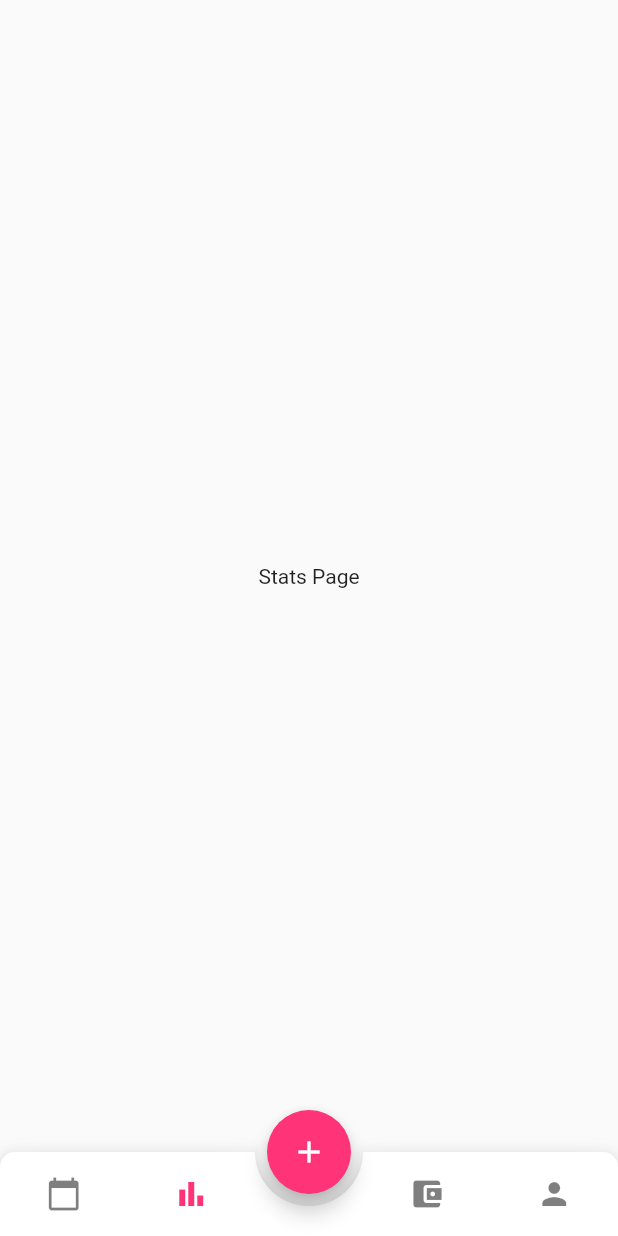
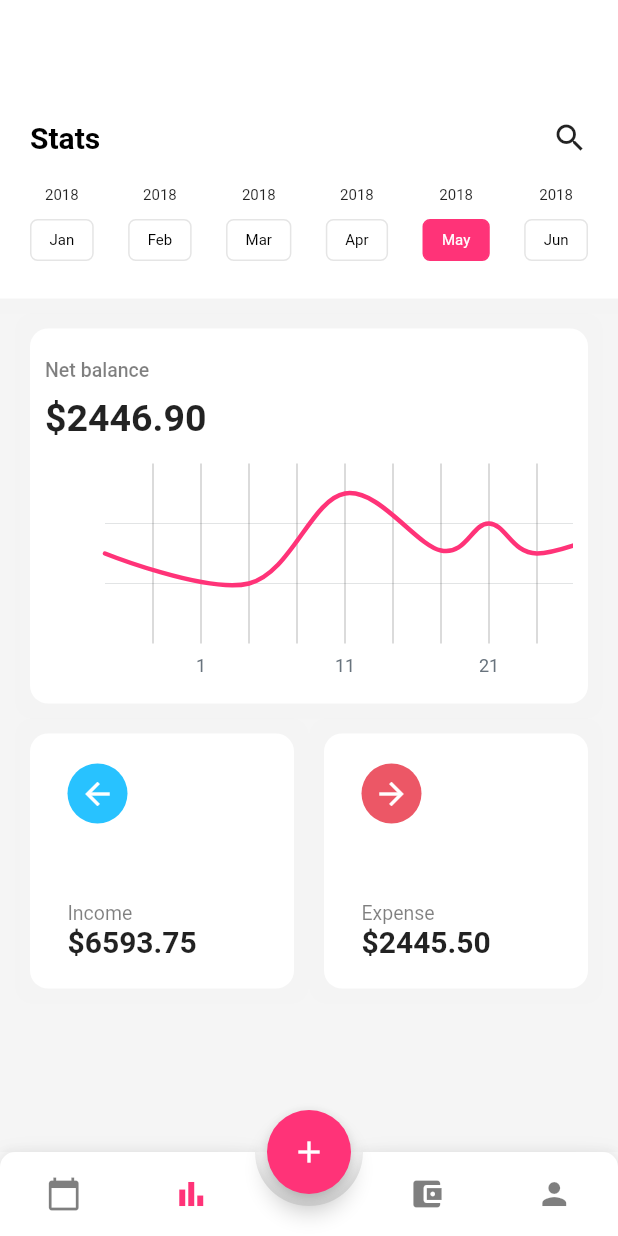
Before and after one commit to swdev77/FlutterTutorials, a Flutter app: the screen it shows after launch, item 2 of the bottom bar chosen, on a phone screen of 412 x 824 dp. Run offline on Flutter 3.47's test engine with Material 2 defaults, Android fonts, the phone set to English and light mode, and no system bars; drawn by our look-alikes of animated_bottom_navigation_bar, fl_chart; our stand-ins replace eva_icons_flutter, flutter_svg, get, percent_indicator.

Commit message:
Stats page implemented

```diff
--- a/budget_tracker/lib/json/day_month.dart
+++ b/budget_tracker/lib/json/day_month.dart
@@ -8,10 +8,10 @@ List days = [
   {"label": "Sat", "day": "4"},
 ];
 List months = [
-  {"label": "2018", "day": "Jan"},
-  {"label": "2018", "day": "Feb"},
-  {"label": "2018", "day": "Mar"},
-  {"label": "2018", "day": "Apr"},
-  {"label": "2018", "day": "May"},
-  {"label": "2018", "day": "Jun"},
+  {"label": "2018", "month": "Jan"},
+  {"label": "2018", "month": "Feb"},
+  {"label": "2018", "month": "Mar"},
+  {"label": "2018", "month": "Apr"},
+  {"label": "2018", "month": "May"},
+  {"label": "2018", "month": "Jun"},
 ];
--- a/budget_tracker/lib/pages/root_app.dart
+++ b/budget_tracker/lib/pages/root_app.dart
@@ -1,5 +1,6 @@
 import 'package:animated_bottom_navigation_bar/animated_bottom_navigation_bar.dart';
 import 'package:budget_tracker/pages/daily_page.dart';
+import 'package:budget_tracker/pages/stats_page.dart';
 import 'package:budget_tracker/theme/colors.dart';
 import 'package:flutter/material.dart';
 
@@ -37,8 +38,7 @@ class _RootAppState extends State<RootApp> {
       index: pageIndex,
       children: [
         DailyPage(),
-        // const Center(child: Text('Daily Page')),
-        const Center(child: Text('Stats Page')),
+        StatsPage(),
         const Center(child: Text('Budget Page')),
         const Center(child: Text('Profile Page')),
         const Center(child: Text('Create budget Page')),
--- /dev/null
+++ b/budget_tracker/lib/pages/stats_page.dart
@@ -0,0 +1,256 @@
+import 'package:budget_tracker/json/day_month.dart';
+import 'package:budget_tracker/theme/colors.dart';
+import 'package:budget_tracker/widget/chart.dart';
+import 'package:fl_chart/fl_chart.dart';
+import 'package:flutter/material.dart';
+
+class StatsPage extends StatefulWidget {
+  const StatsPage({Key? key}) : super(key: key);
+
+  @override
+  _StatsPageState createState() => _StatsPageState();
+}
+
+class _StatsPageState extends State<StatsPage> {
+  int activeMonth = 4;
+  @override
+  Widget build(BuildContext context) {
+    return Scaffold(
+      backgroundColor: grey.withOpacity(0.05),
+      body: getBody(),
+    );
+  }
+
+  Widget getBody() {
+    var size = MediaQuery.of(context).size;
+
+    return SingleChildScrollView(
+      child: Column(
+        children: [
+          Container(
+            decoration: BoxDecoration(
+              color: white,
+              boxShadow: [_getBoxShadow()],
+            ),
+            child: Padding(
+              padding: const EdgeInsets.only(
+                  top: 60, bottom: 25, left: 20, right: 20),
+              child: Column(
+                children: [
+                  _buildTitle(),
+                  const SizedBox(height: 20),
+                  _buildMonths(size.width),
+                ],
+              ),
+            ),
+          ),
+          const SizedBox(height: 20),
+          _buildStatsBody(size.width),
+          const SizedBox(height: 20),
+          _buildCards(size.width),
+        ],
+      ),
+    );
+  }
+
+  Widget _buildTitle() {
+    return Padding(
+      padding: const EdgeInsets.only(top: 20),
+      child: Row(
+        mainAxisAlignment: MainAxisAlignment.spaceBetween,
+        children: const [
+          Text(
+            'Stats',
+            style: TextStyle(
+              fontSize: 20,
+              fontWeight: FontWeight.bold,
+              color: black,
+            ),
+          ),
+          Icon(Icons.search),
+        ],
+      ),
+    );
+  }
+
+  Widget _buildMonths(double sizeWidth) {
+    return Row(
+      mainAxisAlignment: MainAxisAlignment.spaceBetween,
+      children: List.generate(
+        months.length,
+        (index) {
+          return GestureDetector(
+            onTap: () {
+              setState(() {
+                activeMonth = index;
+              });
+            },
+            child: Column(
+              children: [
+                Text(
+                  months[index]['label'],
+                  style: const TextStyle(fontSize: 10),
+                ),
+                const SizedBox(height: 10),
+                Container(
+                  decoration: BoxDecoration(
+                    color: activeMonth == index ? primary : Colors.transparent,
+                    borderRadius: BorderRadius.circular(5),
+                    border: Border.all(
+                      color: activeMonth == index
+                          ? primary
+                          : black.withOpacity(0.1),
+                    ),
+                  ),
+                  child: Padding(
+                    padding: const EdgeInsets.only(
+                        top: 7, bottom: 7, right: 12, left: 12),
+                    child: Text(
+                      months[index]['month'],
+                      style: TextStyle(
+                        fontSize: 10,
+                        color: activeMonth == index ? white : black,
+                      ),
+                    ),
+                  ),
+                )
+              ],
+            ),
+          );
+        },
+      ),
+    );
+  }
+
+  Widget _buildStatsBody(double sizeWidth) {
+    return Padding(
+      padding: const EdgeInsets.only(left: 20, right: 20),
+      child: Container(
+        width: double.infinity,
+        height: 250,
+        decoration: BoxDecoration(
+            color: white,
+            borderRadius: BorderRadius.circular(12),
+            boxShadow: [_getBoxShadow()]),
+        child: Padding(
+          padding: const EdgeInsets.all(10.0),
+          child: Stack(
+            children: [
+              Padding(
+                padding: const EdgeInsets.only(top: 10),
+                child: Column(
+                  crossAxisAlignment: CrossAxisAlignment.start,
+                  children: [
+                    Text(
+                      'Net balance',
+                      style: TextStyle(
+                        fontSize: 13,
+                        fontWeight: FontWeight.w500,
+                        color: black.withOpacity(0.5),
+                      ),
+                    ),
+                    const SizedBox(height: 10),
+                    const Text(
+                      '\$2446.90',
+                      style: TextStyle(
+                        fontSize: 25,
+                        fontWeight: FontWeight.bold,
+                      ),
+                    )
+                  ],
+                ),
+              ),
+              Positioned(
+                bottom: 0,
+                child: SizedBox(
+                  width: sizeWidth - 20,
+                  height: 150,
+                  child: LineChart(mainData()),
+                ),
+              ),
+            ],
+          ),
+        ),
+      ),
+    );
+  }
+
+  Widget _buildCards(double sizeWidth) {
+    List expenses = [
+      {
+        "icon": Icons.arrow_back,
+        "color": blue,
+        "label": "Income",
+        "cost": "\$6593.75"
+      },
+      {
+        "icon": Icons.arrow_forward,
+        "color": red,
+        "label": "Expense",
+        "cost": "\$2445.50"
+      }
+    ];
+
+    return Wrap(
+      spacing: 20,
+      children: List.generate(
+        expenses.length,
+        (index) {
+          return Container(
+            width: (sizeWidth - 60) / 2,
+            height: 170,
+            decoration: BoxDecoration(
+              color: white,
+              borderRadius: BorderRadius.circular(12),
+              boxShadow: [_getBoxShadow()],
+            ),
+            child: Padding(
+              padding: const EdgeInsets.only(
+                  left: 25, right: 25, top: 20, bottom: 20),
+              child: Column(
+                mainAxisAlignment: MainAxisAlignment.spaceBetween,
+                crossAxisAlignment: CrossAxisAlignment.start,
+                children: [
+                  Container(
+                    width: 40,
+                    height: 40,
+                    decoration: BoxDecoration(
+                      color: expenses[index]['color'],
+                      shape: BoxShape.circle,
+                    ),
+                    child: Center(
+                      child: Icon(
+                        expenses[index]['icon'], //Icons.arrow_back,
+                        color: white,
+                      ),
+                    ),
+                  ),
+                  Column(
+                    crossAxisAlignment: CrossAxisAlignment.start,
+                    children: [
+                      Text(
+                        expenses[index]['label'],
+                        style: TextStyle(
+                            fontSize: 13, color: black.withOpacity(0.5)),
+                      ),
+                      Text(
+                        expenses[index]['cost'],
+                        style: const TextStyle(
+                          fontWeight: FontWeight.bold,
+                          fontSize: 20,
+                        ),
+                      )
+                    ],
+                  )
+                ],
+              ),
+            ),
+          );
+        },
+      ),
+    );
+  }
+
+  BoxShadow _getBoxShadow() =>
+      BoxShadow(color: grey.withOpacity(0.01), spreadRadius: 10, blurRadius: 3);
+}
--- /dev/null
+++ b/budget_tracker/lib/widget/chart.dart
@@ -0,0 +1,86 @@
+import '../theme/colors.dart';
+import 'package:fl_chart/fl_chart.dart';
+import 'package:flutter/material.dart';
+
+List<Color> gradientColors = [primary];
+
+LineChartData mainData() {
+  return LineChartData(
+    gridData: FlGridData(
+      show: true,
+      drawHorizontalLine: true,
+      getDrawingHorizontalLine: (value) {
+        return FlLine(
+          color: const Color(0xff37434d),
+          strokeWidth: 0.1,
+        );
+      },
+    ),
+    titlesData: FlTitlesData(
+      show: true,
+      bottomTitles: SideTitles(
+        showTitles: true,
+        reservedSize: 22,
+        getTextStyles: (_, value) => const TextStyle(
+          color: Color(0xff68737d),
+          fontSize: 12,
+        ),
+        getTitles: (value) {
+          switch (value.toInt()) {
+            case 2:
+              return '1';
+            case 5:
+              return '11';
+            case 8:
+              return '21';
+          }
+          return '';
+        },
+        margin: 8,
+      ),
+      leftTitles: SideTitles(
+        showTitles: true,
+        getTextStyles: (_, value) => const TextStyle(
+          color: Color(0xff67727d),
+          fontSize: 12,
+        ),
+        getTitles: (value) {
+          switch (value.toInt()) {
+            case 1:
+              return '10k';
+            case 3:
+              return '50k';
+            case 5:
+              return '100k';
+          }
+          return '';
+        },
+        reservedSize: 28,
+        margin: 12,
+      ),
+    ),
+    borderData: FlBorderData(show: false),
+    minX: 0,
+    maxX: 11,
+    minY: 0,
+    maxY: 6,
+    lineBarsData: [
+      LineChartBarData(
+        spots: [
+          const FlSpot(0, 3),
+          const FlSpot(3, 2),
+          const FlSpot(5, 5),
+          const FlSpot(7, 3.1),
+          const FlSpot(8, 4),
+          const FlSpot(9, 3),
+          const FlSpot(11, 4),
+        ],
+        isCurved: true,
+        colors: gradientColors,
+        barWidth: 3,
+        isStrokeCapRound: true,
+        dotData: FlDotData(show: false),
+      ),
+    ],
+  );
+}
```
Also changed, not shown: budget_tracker/pubspec.yaml (+2 -9 lines).
